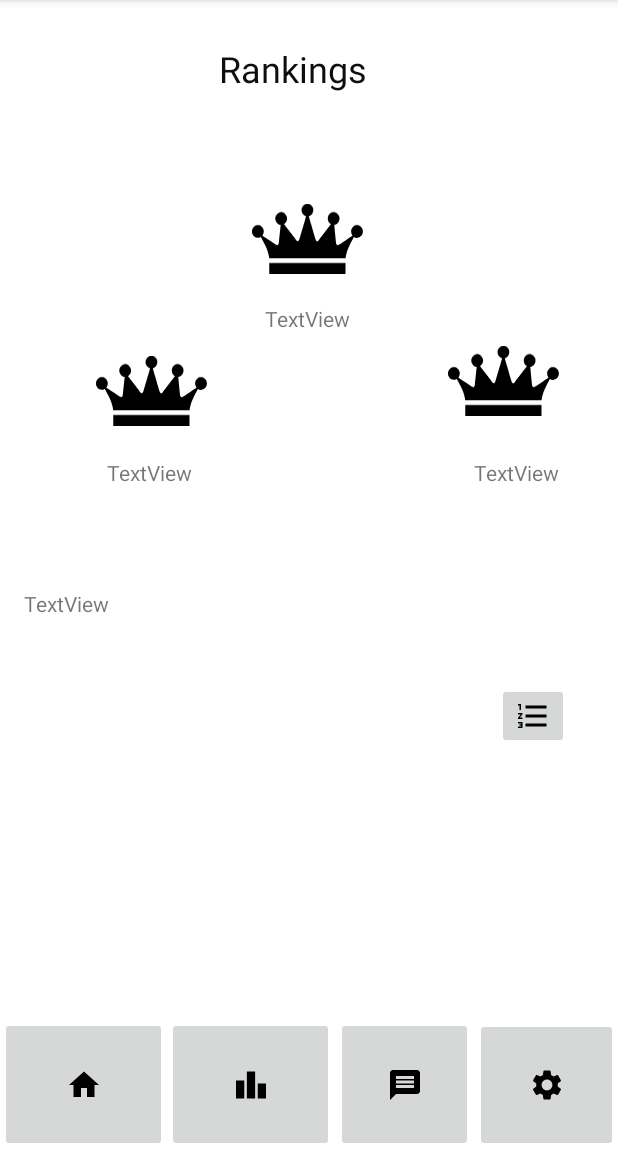
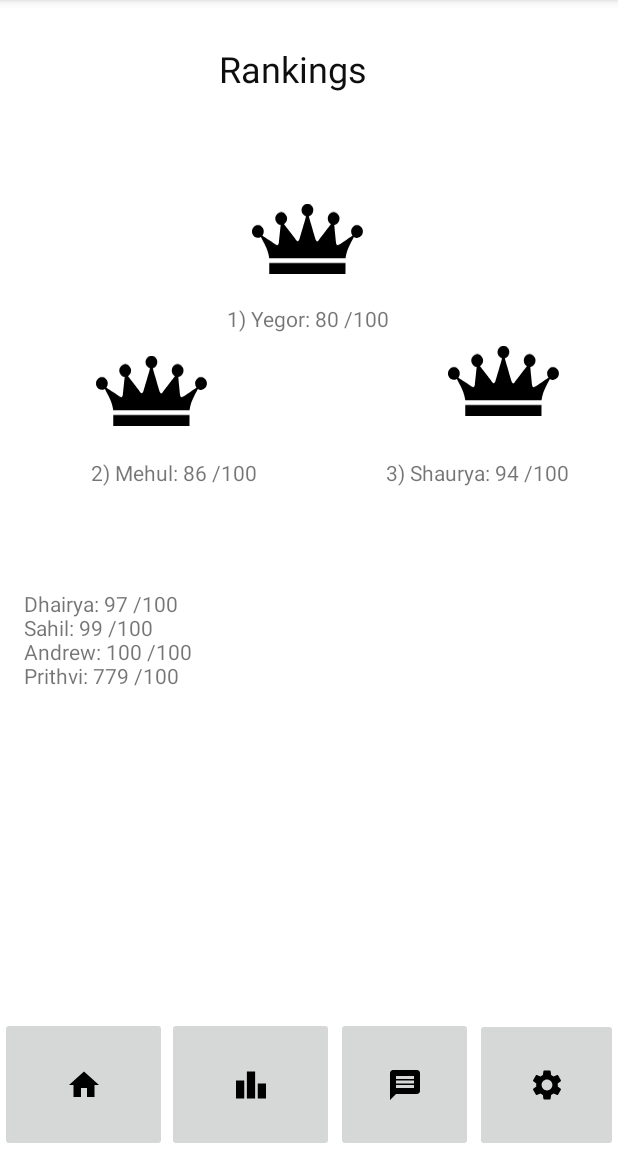
Before and after one commit to dhairyab0069/Atlas, an Android app: the LeaderBoards screen opened directly, with no data from a screen before it, on a phone screen of 412 x 824 dp, the part 84-1236 px from its top. Run offline under Robolectric (Android 15) with nearby library versions, the phone set to English and light mode, and no system bars.

Commit message:
Updated Rankings.java : home button updated, using dummy values instead of calling from a file

```diff
--- a/app/src/main/java/com/example/atlas/LeaderBoards.java
+++ b/app/src/main/java/com/example/atlas/LeaderBoards.java
@@ -2,24 +2,27 @@ package com.example.atlas;
 
 import androidx.appcompat.app.AppCompatActivity;
 
+import android.content.Context;
 import android.os.Bundle;
 import android.view.View;
 import android.widget.ImageButton;
 import android.widget.TextView;
 
 import java.io.BufferedReader;
+import java.io.File;
 import java.io.FileInputStream;
 import java.io.FileNotFoundException;
+import java.io.FileOutputStream;
 import java.io.IOException;
 import java.io.InputStreamReader;
 import java.util.ArrayList;
 
 public class LeaderBoards extends AppCompatActivity {
 
-    ImageButton home,leader,dm,gear,order;
+    ImageButton home,leader,dm,gear;
     TextView first, second, third, others;
-    String[] names;
-    int[] scores;
+    String[] names = {"Dhairya","Mehul","Sahil","Prithvi","Yegor","Andrew","Shaurya"};
+    int[] scores={97,86,99,779,80,100,94};
     @Override
     protected void onCreate(Bundle savedInstanceState) {
         super.onCreate(savedInstanceState);
@@ -28,10 +31,24 @@ public class LeaderBoards extends AppCompatActivity {
         ImageButton leader =(ImageButton) findViewById(R.id.imageButton5);
         ImageButton dm =(ImageButton) findViewById(R.id.imageButton6);
         ImageButton gear =(ImageButton) findViewById(R.id.imageButton7);
-        ImageButton order =(ImageButton) findViewById(R.id.imageButton8);
 
-        ArrayList<String> Participants = new ArrayList<String>();
+        first = (TextView) findViewById(R.id.first);
+        second = (TextView) findViewById(R.id.second);
+        third = (TextView) findViewById(R.id.third);
+        others = (TextView) findViewById(R.id.others);
+        /*
 
+        File f = new File("/data/data/com.example.atlas/files/Rankings.txt");
+        if(!(f.exists() && !f.isDirectory()))
+        {
+            write_Data("Dhairya","97","Rankings.txt");
+            write_Data("Mehul","86","Rankings.txt");
+            write_Data("Sahil","99","Rankings.txt");
+            write_Data("Prithvi","79","Rankings.txt");
+            write_Data("Yegor","80","Rankings.txt");
+            write_Data("Andrew","100","Rankings.txt");
+            write_Data("Shaurya","94","Rankings.txt");
+        }
         try {
             FileInputStream fs = openFileInput("Rankings.txt");
             InputStreamReader is = new InputStreamReader(fs);
@@ -62,8 +79,8 @@ public class LeaderBoards extends AppCompatActivity {
             e.printStackTrace();
         } catch (IOException e) {
             e.printStackTrace();
-        }
-        int n = Participants.size();
+        } */
+        int n = 7;
         for (int i = 0; i < n - 1; i++)
             for (int j = 0; j < n - i - 1; j++)
                 if (scores[j] > scores[j + 1]) {
@@ -76,6 +93,8 @@ public class LeaderBoards extends AppCompatActivity {
                     names[j] = names[j + 1];
                     names[j + 1] = temp_t;
                 }
+
+
 
         first.setText("1) "+ names[0]+ ": "+ scores[0]+" /100" );
         second.setText("2) "+ names[1]+ ": "+ scores[1]+" /100" );
@@ -94,7 +113,7 @@ public class LeaderBoards extends AppCompatActivity {
         home.setOnClickListener(new View.OnClickListener() {
             @Override
             public void onClick(View view) {
-
+            finish();
             }
         });
 
@@ -118,31 +137,24 @@ public class LeaderBoards extends AppCompatActivity {
 
             }
         });
-        order.setOnClickListener(new View.OnClickListener() {
-            @Override
-            public void onClick(View view) {
-                int size = Participants.size();
-                for(int i = 0;i<size/2;i++)
-                {
-                    String temp_s = names[i];
-                    names[i] = names[size-i];
-                    names[size-1] = temp_s;
 
-                    int temp_n = scores[i];
-                    scores[i] = scores[size-i];
-                    scores[size-1] = temp_n;
 
-                }
-                String Others = "";
-                for(int i = 3; i <n-1;i++)
-                {
-                    Others += names[i] + ": " + scores[i]+" /100 \n";
-                }
 
-                Others += names[n-1] + ": " + scores[n-1]+" /100 ";
-            }
-        });
+    }
 
+    public void write_Data(String name, String score, String file)
+    {
+            String FileContent = name+","+score;
+            FileOutputStream os;
+        try {
+            os = openFileOutput(file, Context.MODE_APPEND);
+            os.write(FileContent.getBytes());
+            os.close();
+        } catch (FileNotFoundException e) {
+            e.printStackTrace();
+        } catch (IOException e) {
+            e.printStackTrace();
+        }
     }
 
 
--- a/app/src/main/res/layout/activity_leader_boards.xml
+++ b/app/src/main/res/layout/activity_leader_boards.xml
@@ -105,7 +105,7 @@
         app:srcCompat="@drawable/ic_crown_svg_" />
 
     <TextView
-        android:id="@+id/textView2"
+        android:id="@+id/first"
         android:layout_width="wrap_content"
         android:layout_height="wrap_content"
         android:text="TextView"
@@ -117,7 +117,7 @@
         app:layout_constraintVertical_bias="0.271" />
 
     <TextView
-        android:id="@+id/textView3"
+        android:id="@+id/others"
         android:layout_width="305dp"
         android:layout_height="237dp"
         android:text="TextView"
@@ -129,7 +129,7 @@
         app:layout_constraintVertical_bias="0.74" />
 
     <TextView
-        android:id="@+id/textView4"
+        android:id="@+id/second"
         android:layout_width="wrap_content"
         android:layout_height="wrap_content"
         android:text="TextView"
@@ -141,7 +141,7 @@
         app:layout_constraintVertical_bias="0.408" />
 
     <TextView
-        android:id="@+id/textView5"
+        android:id="@+id/third"
         android:layout_width="wrap_content"
         android:layout_height="wrap_content"
         android:text="TextView"
@@ -152,16 +152,4 @@
         app:layout_constraintTop_toTopOf="parent"
         app:layout_constraintVertical_bias="0.408" />
 
-    <ImageButton
-        android:id="@+id/imageButton8"
-        android:layout_width="wrap_content"
-        android:layout_height="wrap_content"
-        app:layout_constraintBottom_toBottomOf="parent"
-        app:layout_constraintEnd_toEndOf="parent"
-        app:layout_constraintHorizontal_bias="0.911"
-        app:layout_constraintStart_toStartOf="parent"
-        app:layout_constraintTop_toTopOf="parent"
-        app:layout_constraintVertical_bias="0.629"
-        app:srcCompat="@drawable/ic_baseline_format_list_numbered_24" />
-
 </androidx.constraintlayout.widget.ConstraintLayout>
```
